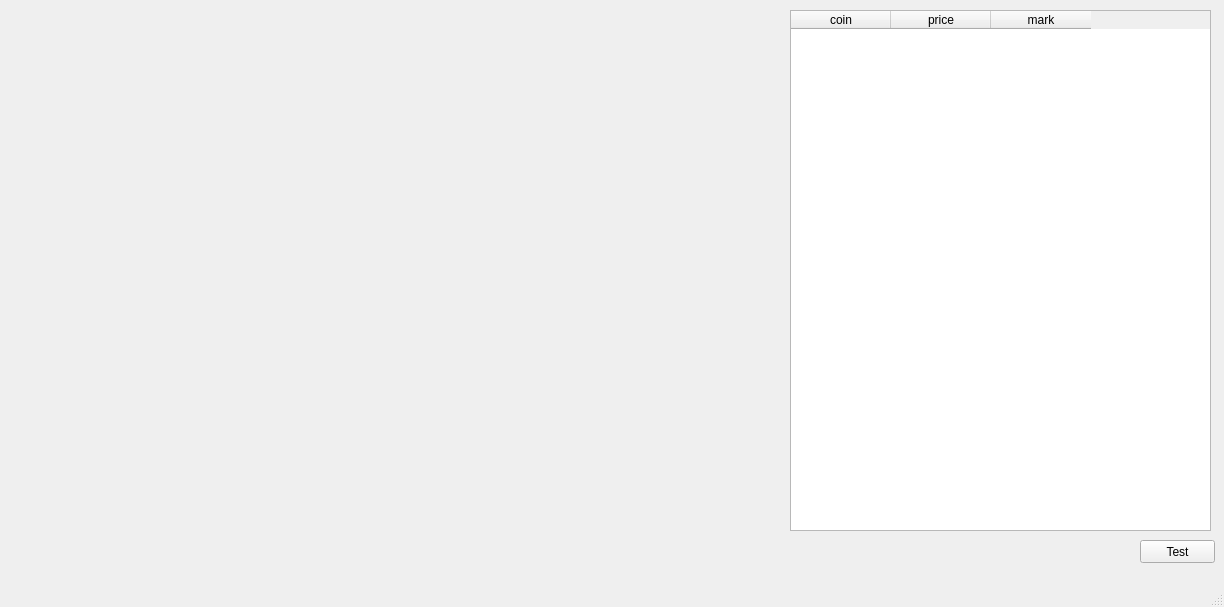
Qt form coin_alarm/gui.ui (Qmingming/coin_alarm) before a commit.
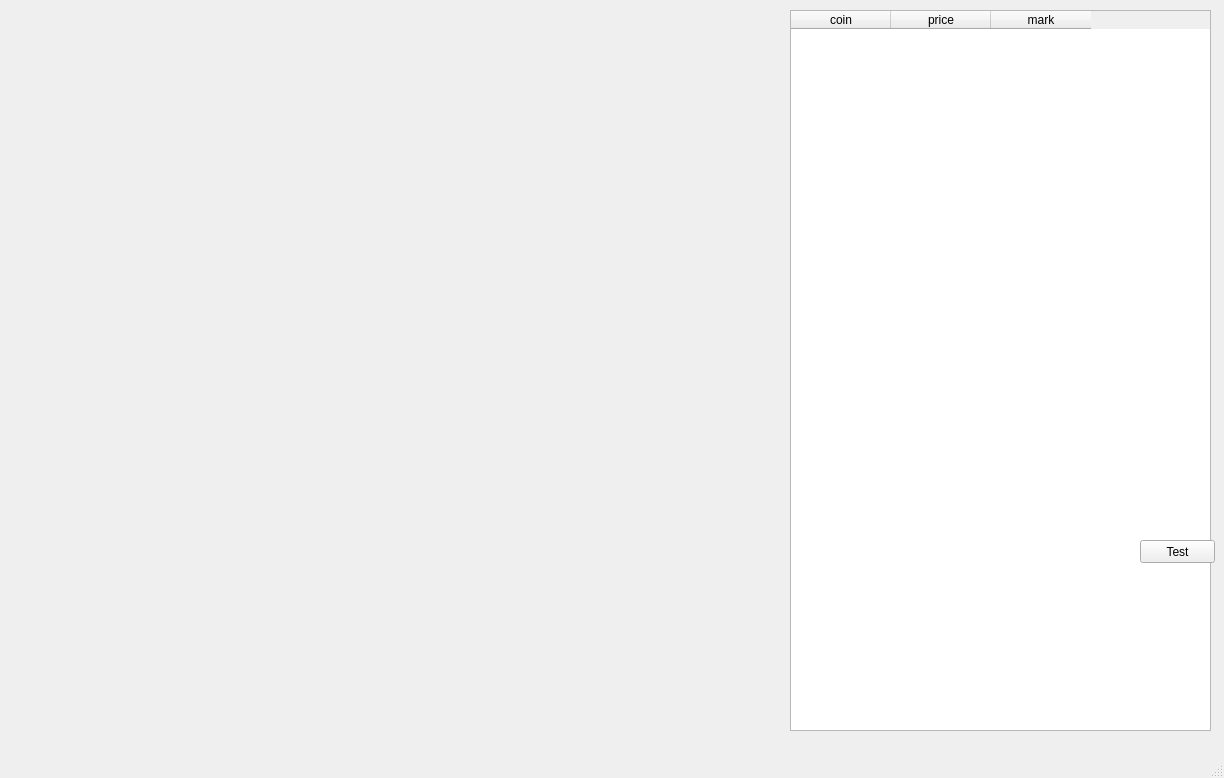
The same form after that commit.

```diff
--- a/coin_alarm/gui.ui
+++ b/coin_alarm/gui.ui
@@ -7,7 +7,7 @@
     <x>0</x>
     <y>0</y>
     <width>1224</width>
-    <height>607</height>
+    <height>778</height>
    </rect>
   </property>
   <property name="windowTitle">
@@ -20,7 +20,7 @@
       <x>790</x>
       <y>10</y>
       <width>421</width>
-      <height>521</height>
+      <height>721</height>
      </rect>
     </property>
     <property name="editTriggers">
@@ -57,7 +57,7 @@
       <x>10</x>
       <y>10</y>
       <width>771</width>
-      <height>521</height>
+      <height>721</height>
      </rect>
     </property>
     <layout class="QVBoxLayout" name="verticalLayout"/>
```
